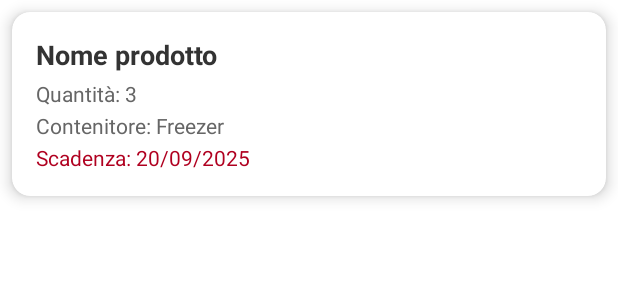
After one commit to MrAsiimov/Pantry, an Android app built with Jetpack Compose: the layout item_prodotto.xml on its own in the app's theme, with its tools: preview values and no code run, on a phone screen of 412 x 824 dp. The commit adds this screen. Shown: the top 300 px of the screen. Run offline under Robolectric (Android 15) with nearby library versions, the phone set to English and light mode, and no system bars.

Commit message:
Created Adapter to populate recyclerView Created relative layout Implemented logic to read from database

```diff
--- a/app/src/main/java/com/luca/pantry/fragment/ItemFragment.kt
+++ b/app/src/main/java/com/luca/pantry/fragment/ItemFragment.kt
@@ -150,7 +150,6 @@ class ItemFragment : Fragment() {
                     }
                 }
             }
-
         }
     }
 
@@ -195,6 +194,7 @@ class ItemFragment : Fragment() {
             maxValue = 100
             value = 0
 
+            //Set numberPicker to hide upper and lower value
             setFormatter { displayedValues ->
                 if (displayedValues == value) displayedValues.toString()
                 else ""
--- /dev/null
+++ b/app/src/main/res/layout/item_prodotto.xml
@@ -0,0 +1,53 @@
+<?xml version="1.0" encoding="utf-8"?>
+<androidx.cardview.widget.CardView xmlns:android="http://schemas.android.com/apk/res/android"
+    xmlns:card_view="http://schemas.android.com/apk/res-auto"
+    android:layout_width="match_parent"
+    android:layout_height="wrap_content"
+    android:layout_margin="8dp"
+    card_view:cardCornerRadius="12dp"
+    card_view:cardElevation="6dp">
+
+    <LinearLayout
+        android:layout_width="match_parent"
+        android:layout_height="wrap_content"
+        android:orientation="vertical"
+        android:padding="16dp">
+
+        <TextView
+            android:id="@+id/text_nome"
+            android:layout_width="wrap_content"
+            android:layout_height="wrap_content"
+            android:text="Nome prodotto"
+            android:textStyle="bold"
+            android:textSize="18sp"
+            android:textColor="#333333" />
+
+        <TextView
+            android:id="@+id/text_quantita"
+            android:layout_width="wrap_content"
+            android:layout_height="wrap_content"
+            android:text="Quantità: 3"
+            android:textSize="14sp"
+            android:textColor="#666666"
+            android:layout_marginTop="4dp" />
+
+        <TextView
+            android:id="@+id/text_contenitore"
+            android:layout_width="wrap_content"
+            android:layout_height="wrap_content"
+            android:text="Contenitore: Freezer"
+            android:textSize="14sp"
+            android:textColor="#666666"
+            android:layout_marginTop="2dp" />
+
+        <TextView
+            android:id="@+id/text_scadenza"
+            android:layout_width="wrap_content"
+            android:layout_height="wrap_content"
+            android:text="Scadenza: 20/09/2025"
+            android:textSize="14sp"
+            android:textColor="#B00020"
+            android:layout_marginTop="2dp" />
+
+    </LinearLayout>
+</androidx.cardview.widget.CardView>
```
Also changed, not shown: app/src/main/java/com/luca/pantry/MainActivity.kt (+39 -1 lines), app/src/main/java/com/luca/pantry/ProdottoAdapter.kt (added, +41 -0 lines), app/src/main/res/layout/activity_main.xml (+10 -0 lines).
